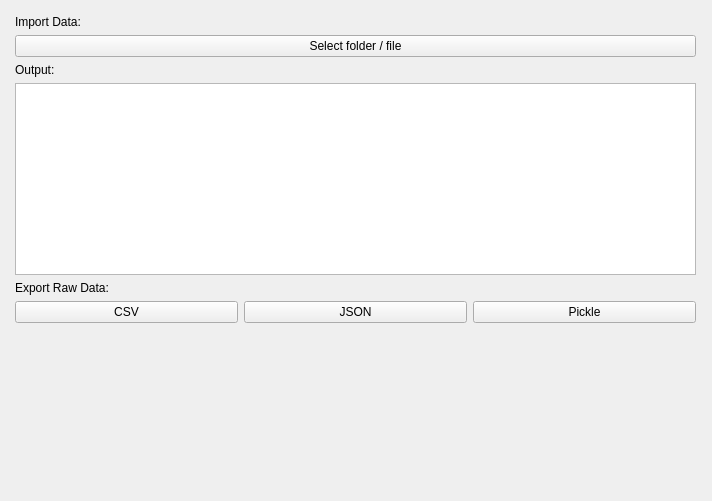
This is ImportData.ui in firefly-cpp/sport-activities-features-gui as Qt 5 draws it before an edit. The edited form follows.
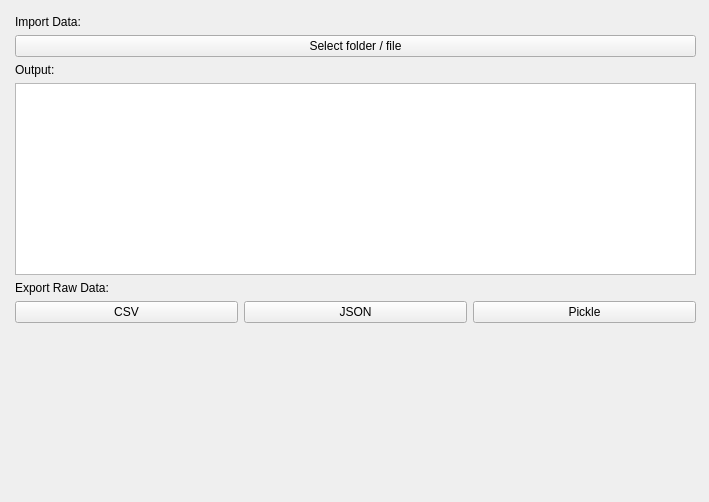
This is the edited form.

Commit message: Fixed widget issue. Added class templates

```diff
--- a/ImportData.ui
+++ b/ImportData.ui
@@ -1,13 +1,13 @@
 <?xml version="1.0" encoding="UTF-8"?>
 <ui version="4.0">
- <class>Frame</class>
- <widget class="QFrame" name="Frame">
+ <class>ImportData</class>
+ <widget class="QWidget" name="ImportData">
   <property name="geometry">
    <rect>
     <x>0</x>
     <y>0</y>
-    <width>712</width>
-    <height>501</height>
+    <width>709</width>
+    <height>502</height>
    </rect>
   </property>
   <property name="windowTitle">
```
Left out of the diff: 2 changed lines with no effect on the pictures. The commit also changes 13 other files.
